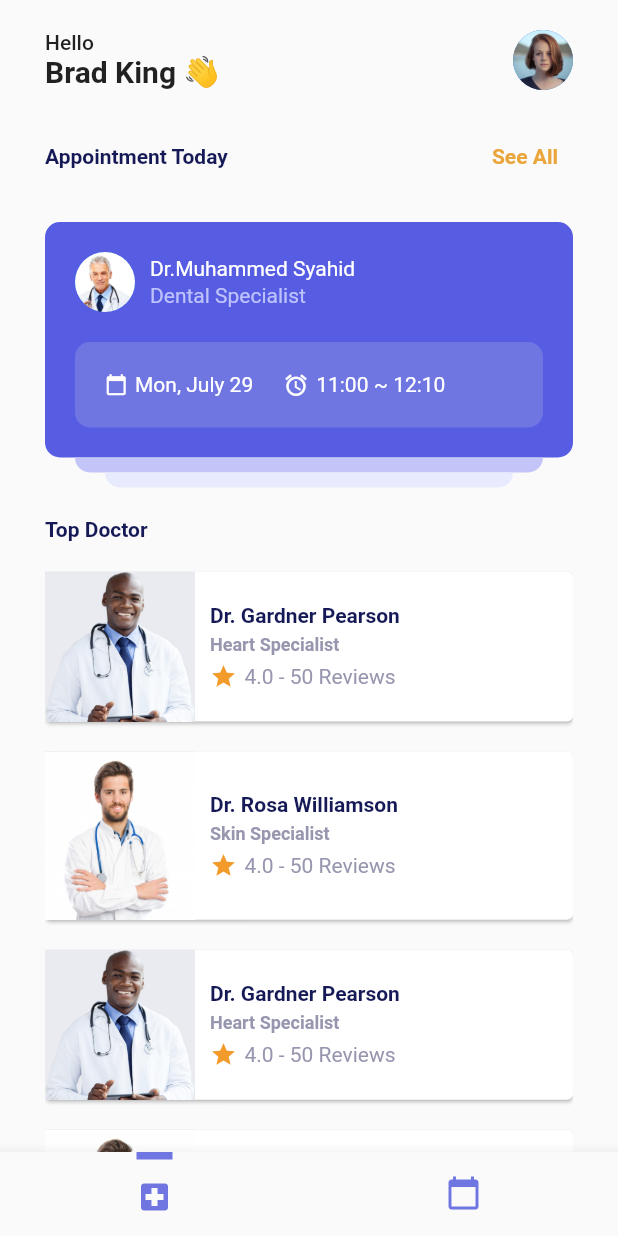
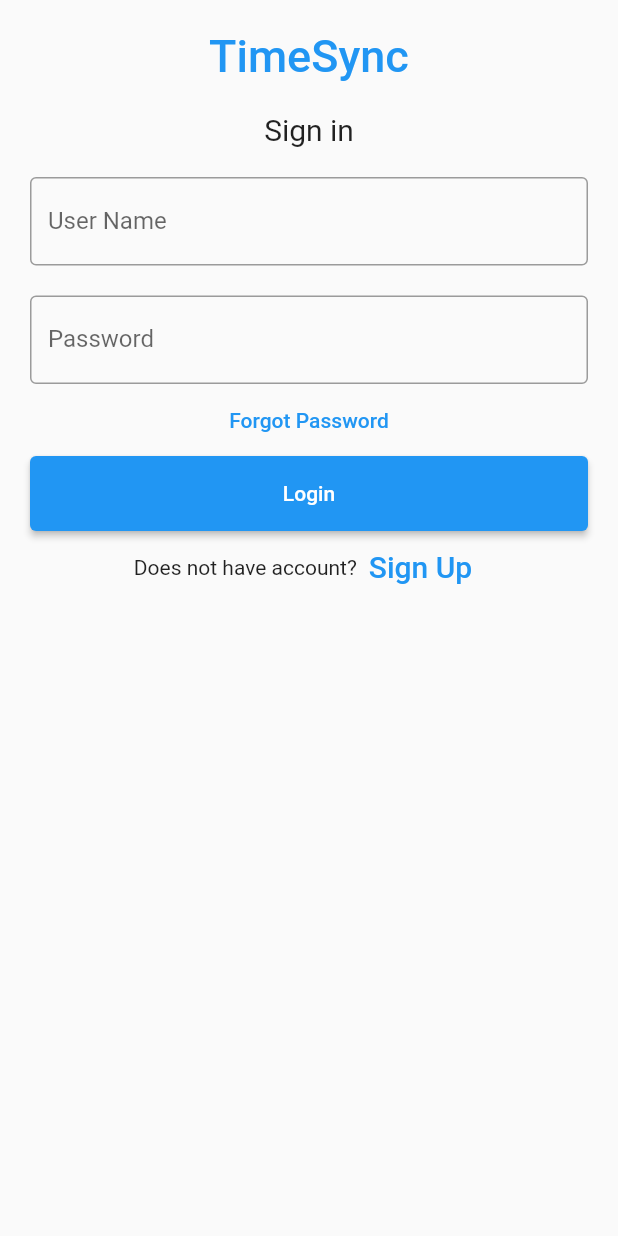
Before and after one commit to Vishwesh130320/TimeSync-FrontEnd, a Flutter app: the screen it shows after launch, on a phone screen of 412 x 824 dp. Run offline on Flutter 3.47's test engine with Material 2 defaults, Android fonts, the phone set to English and light mode, and no system bars; our stand-ins replace flutter_map, latlong2.

Commit message:
Adding login and registration page

```diff
--- a/lib/main.dart
+++ b/lib/main.dart
@@ -14,7 +14,7 @@ class MyApp extends StatelessWidget {
     return MaterialApp(
       builder: fixTextScale,
       debugShowCheckedModeBanner: false,
-      initialRoute: '/',
+      initialRoute: '/login',
       routes: routes,
     );
   }
--- a/lib/routes/router.dart
+++ b/lib/routes/router.dart
@@ -1,8 +1,11 @@
 import 'package:flutter/material.dart';
 import 'package:medicare/screens/doctor_detail.dart';
 import 'package:medicare/screens/home.dart';
+import 'package:medicare/screens/login.dart';
 
 Map<String, Widget Function(BuildContext)> routes = {
   '/': (context) => Home(),
   '/detail': (context) => SliverDoctorDetail(),
+  '/login': (context) => MyStatefulWidget(),
+
 };
--- a/lib/screens/home.dart
+++ b/lib/screens/home.dart
@@ -21,6 +21,11 @@ class _HomeState extends State<Home> {
     setState(() {
       _selectedIndex = 1;
     });
+  }
+  @override
+  void initState() {
+    super.initState();
+    // fetchUserDetails();
   }
 
   @override
--- /dev/null
+++ b/lib/screens/login.dart
@@ -0,0 +1,230 @@
+import 'package:flutter/material.dart';
+import 'package:http/http.dart' as http;
+import 'dart:convert';
+import 'package:medicare/screens/home.dart';
+
+class MyStatefulWidget extends StatefulWidget {
+  const MyStatefulWidget({Key? key}) : super(key: key);
+
+  @override
+  State<MyStatefulWidget> createState() => _MyStatefulWidgetState();
+}
+
+class _MyStatefulWidgetState extends State<MyStatefulWidget> {
+  TextEditingController nameController = TextEditingController();
+  TextEditingController passwordController = TextEditingController();
+  TextEditingController emailController = TextEditingController();
+
+  bool isRegister = false;
+  var selectedUserForRegister;
+  @override
+  void dispose() {
+    // _text.dispose();
+    super.dispose();
+  }
+
+  @override
+  Widget build(BuildContext context) {
+    return Scaffold(
+      body:Padding(
+          padding: const EdgeInsets.all(10),
+          child: ListView(
+            children: <Widget>[
+              Container(
+                  alignment: Alignment.center,
+                  padding: const EdgeInsets.all(10),
+                  child: const Text(
+                    'TimeSync',
+                    style: TextStyle(
+                        color: Colors.blue,
+                        fontWeight: FontWeight.w500,
+                        fontSize: 30),
+                  )),
+              Container(
+                  alignment: Alignment.center,
+                  padding: const EdgeInsets.all(10),
+
+                  child: const Text(
+                    'Sign in',
+                    style: TextStyle(fontSize: 20),
+                  )),
+              Container(
+                padding: const EdgeInsets.all(10),
+                child: TextFormField(
+                  // validator: (text) validatePassword(nameController.text),
+                  controller: nameController,
+                  decoration: const InputDecoration(
+                    border: OutlineInputBorder(),
+                    labelText: 'User Name',
+                  ),
+                ),
+              ),
+              Container(
+                padding: const EdgeInsets.fromLTRB(10, 10, 10, 0),
+                child: TextFormField(
+                  obscureText: true,
+                  controller: passwordController,
+                  validator: (text) {if (!(passwordController.value.toString().length > 5) && passwordController.value.toString().isNotEmpty) {
+    return "Password should contain more than 5 characters";
+    }
+    return "";
+  },
+                  decoration: const InputDecoration(
+                    border: OutlineInputBorder(),
+                    labelText: 'Password',
+                  ),
+                ),
+              ),
+              isRegister ? Container(
+                padding: const EdgeInsets.fromLTRB(10, 10, 10, 0),
+                child: TextFormField(
+                  obscureText: true,
+                  controller: emailController,
+                  decoration: const InputDecoration(
+                    border: OutlineInputBorder(),
+                    labelText: 'EmailId',
+                  ),
+                ),
+              ) : Container(),
+              isRegister ? Container(
+                child: Column(
+                  mainAxisAlignment: MainAxisAlignment.start,
+                  children: <Widget>[
+                    ListTile(
+                      title: const Text('Doctor'),
+                      leading: Radio(
+                        value: 1,
+                        groupValue: selectedUserForRegister,
+                        onChanged: (value) {
+                          setState(() {
+                            selectedUserForRegister = value!;
+                          });
+                        },
+                      ),
+                    ),
+                    ListTile(
+                      title: const Text('Patient'),
+                      leading: Radio(
+                        value: 2,
+                        groupValue: selectedUserForRegister,
+                        onChanged: (value) {
+                          setState(() {
+                            selectedUserForRegister = value!;
+                          });
+                        },
+                      ),
+                    ),
+                  ],
+                ),
+              ) : Container(),
+              TextButton(
+                onPressed: () {
+                  //forgot password screen
+                },
+                child: const Text('Forgot Password',),
+              ),
+              Container(
+                  height: 50,
+                  padding: const EdgeInsets.fromLTRB(10, 0, 10, 0),
+                  child: ElevatedButton(
+                    child:  isRegister ? Text('Register') : Text('Login'),
+                    onPressed: () {
+                      isRegister? register(nameController.value.text.toString(),passwordController.value.text.toString(),emailController.value.text.toString(),selectedUserForRegister): login(nameController.value.text.toString(),passwordController.value.text.toString());
+                    },
+                  )
+              ),
+              Row(
+                children: <Widget>[
+                  isRegister ? Text('Already user?') : Text('Does not have account?'),
+                  TextButton(
+                    child: isRegister ? Text(
+                      'Log In',
+                      style: TextStyle(fontSize: 20),
+                    ) :Text(
+                      'Sign Up',
+                      style: TextStyle(fontSize: 20),
+                    ),
+                    onPressed: () {
+                      setState(() {
+                        isRegister = !isRegister;
+                      });
+
+                    },
+                  )
+                ],
+                mainAxisAlignment: MainAxisAlignment.center,
+              ),
+            ],
+          )),
+    );
+  }
+  Future<void> login(String userName,String password) async {
+    print("userName $userName");
+    print("password $password");
+    try {
+      final response = await http.post(
+        Uri.parse('http://localhost:8000/login'),
+        // Use the correct cancel endpoint
+        headers: <String, String>{
+          'Content-Type': 'application/json; charset=UTF-8',
+        },
+        body: jsonEncode({
+          "username": "$userName",
+          "password": "$password"
+        }
+        ), // Send the updated status
+      );
+
+      if (response.statusCode == 200) {
+        // If the cancellation is successful, update the local status
+        Navigator.push(context,MaterialPageRoute(builder: (context) =>Home()));
+
+        print("Successfully logged In $response");
+      } else {
+        print("Error ${response.body}");
+
+        throw Exception('Failed to login');
+      }
+    } catch (error) {
+      print("Catch $error");
+    }
+  }
+
+  Future<void> register(String userName,String password, String emailId, var role) async {
+    print("userName $userName");
+    print("password $password");
+    print("emailId $emailId");
+    print("role $role");
+    try {
+      final response = await http.post(
+        Uri.parse('http://localhost:8000/register'),
+        // Use the correct cancel endpoint
+        headers: <String, String>{
+          'Content-Type': 'application/json; charset=UTF-8',
+        },
+        body: jsonEncode({
+          "username": "$userName",
+          "password": "$password",
+          "email": "$emailId",
+          "role": role == 1 ? "doctor" : "patient",
+        }
+        ), // Send the updated status
+      );
+
+      if (response.statusCode == 201) {
+        setState(() {
+         isRegister = false;
+        });
+        print("Successfully Created user $response");
+        nameController.clear();
+        passwordController.clear();
+      } else {
+        print("Error ${response.body}");
+
+        throw Exception('Failed to register');
+      }
+    } catch (error) {
+      print("Catch $error");
+    }
+  }
+}
```
Also changed, not shown: lib/tabs/ScheduleTab.dart (+7 -2 lines).
